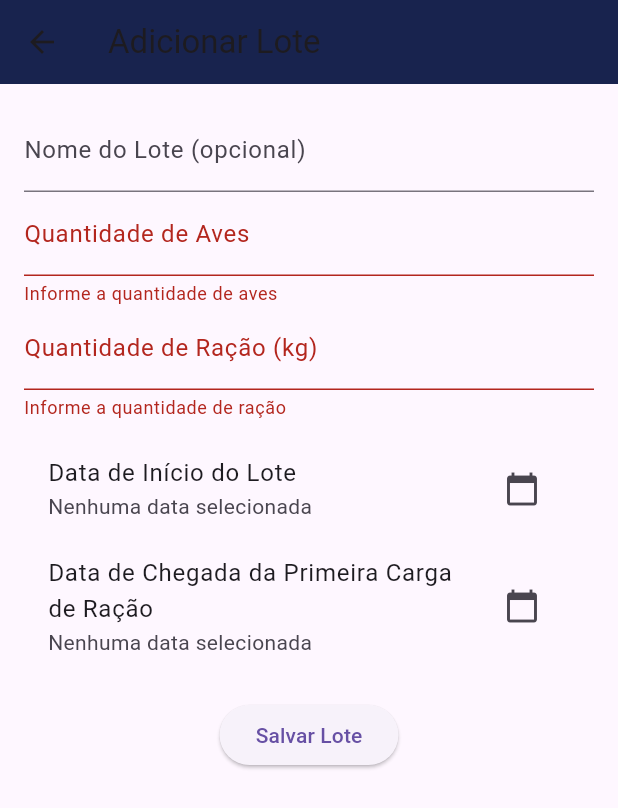
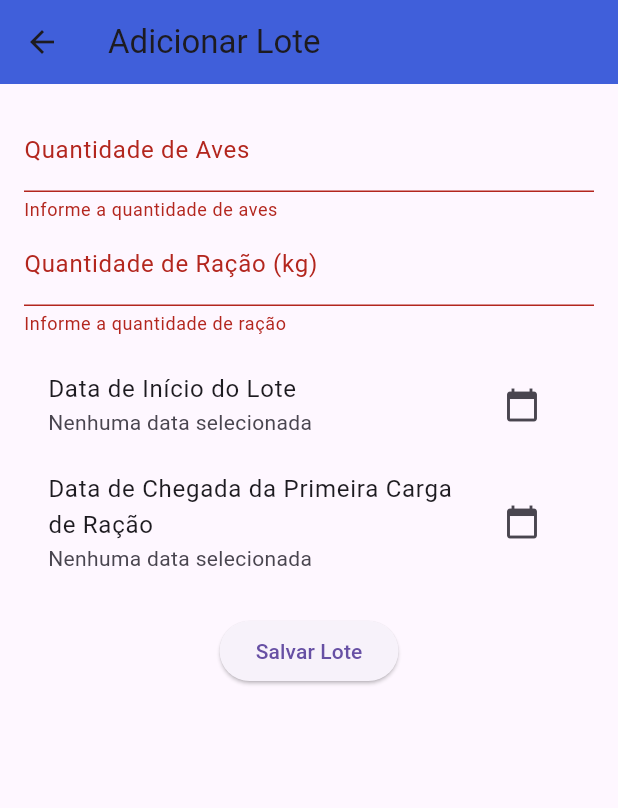
Before and after one commit to EduardoCavazin/projeto-aviario, a Flutter app: the AddBatchForm screen opened directly with empty values, after a tap on "Salvar Lote", on a phone screen of 412 x 824 dp. Shown: the top 808 px of the screen. Run offline on Flutter 3.47's test engine with Material 3 defaults, Android fonts, the phone set to English and light mode, and no system bars; our stand-ins replace cloud_firestore, firebase_auth, firebase_core; accounts and stored records are empty.

Commit message:
Ajustes em salvamento em banco de dados, assim como criação da tela de listagem de lotes

```diff
--- a/lib/app/domain/batch.dart
+++ b/lib/app/domain/batch.dart
@@ -3,6 +3,7 @@ import 'package:projeto_ddm/app/domain/aviary.dart';
 
 class Batch {
   String id;
+  String name;
   String aviaryId;
   DateTime entryDate;
   int birdCount;
@@ -12,6 +13,7 @@ class Batch {
 
   Batch({
     required this.id,
+    required this.name,
     required this.aviaryId,
     required this.entryDate,
     required this.birdCount,
@@ -25,6 +27,7 @@ class Batch {
 
   Batch._withoutValidation({
     required this.id,
+    required this.name,
     required this.aviaryId,
     required this.entryDate,
     required this.birdCount,
@@ -36,6 +39,7 @@ class Batch {
   Map<String, dynamic> toMap() {
     return {
       'id': id,
+      'name': name,
       'aviaryId': aviaryId,
       'entryDate': entryDate.toIso8601String(),
       'birdCount': birdCount,
@@ -48,6 +52,7 @@ class Batch {
   factory Batch.fromMap(Map<String, dynamic> map, String documentId) {
     return Batch._withoutValidation(
       id: documentId,
+      name: map['name'],
       aviaryId: map['aviaryId'],
       entryDate: DateTime.parse(map['entryDate']),
       birdCount: map['birdCount'],
--- a/lib/app/domain/dto/batch_dto.dart
+++ b/lib/app/domain/dto/batch_dto.dart
@@ -1,5 +1,6 @@
 class BatchDTO {
   String id;
+  String name;
   String aviaryId;
   DateTime entryDate;
   int birdCount;
@@ -9,6 +10,7 @@ class BatchDTO {
 
   BatchDTO({
     required this.id,
+    required this.name,
     required this.aviaryId,
     required this.entryDate,
     required this.birdCount,
@@ -20,6 +22,7 @@ class BatchDTO {
   Map<String, dynamic> toMap() {
     return {
       'id': id,
+      'name': name,
       'aviaryId': aviaryId,
       'entryDate': entryDate.toIso8601String(),
       'birdCount': birdCount,
@@ -32,6 +35,7 @@ class BatchDTO {
   factory BatchDTO.fromMap(Map<String, dynamic> map, String documentId) {
     return BatchDTO(
       id: documentId,
+      name: map['name'],
       aviaryId: map['aviaryId'],
       entryDate: DateTime.parse(map['entryDate']),
       birdCount: map['birdCount'],
--- a/lib/app/widget/property/add_batch_form.dart
+++ b/lib/app/widget/property/add_batch_form.dart
@@ -22,7 +22,6 @@ class _AddBatchFormState extends State<AddBatchForm> {
 
   final TextEditingController _birdCountController = TextEditingController();
   final TextEditingController _feedQuantityController = TextEditingController();
-  final TextEditingController _batchNameController = TextEditingController();
 
   DateTime? _entryDate;
   DateTime? _feedArrivalDate;
@@ -70,7 +69,7 @@ class _AddBatchFormState extends State<AddBatchForm> {
 
     if (_feedArrivalDate!.isAfter(_entryDate!)) {
       ScaffoldMessenger.of(context).showSnackBar(
-        const SnackBar(content: Text('A data de chegada da ração não pode ser anterior à data de início do lote')),
+        const SnackBar(content: Text('A data de chegada da ração não pode ser posterior à data de início do lote')),
       );
       return;
     }
@@ -90,18 +89,19 @@ class _AddBatchFormState extends State<AddBatchForm> {
     });
 
     try {
-      final batchName = _batchNameController.text.isEmpty
-          ? 'Lote ${DateFormat('MMMM yyyy', 'pt_BR').format(_entryDate!)}'
-          : _batchNameController.text;
+      final batchName = 'Lote ${DateFormat('MMMM yyyy', 'pt_BR').format(_entryDate!)}';
 
       final batch = BatchDTO(
         id: '',
+        name: batchName,
         aviaryId: widget.aviaryId,
         entryDate: _entryDate!,
         birdCount: birdCount,
         feedRecords: [
           {'date': _feedArrivalDate!.toIso8601String(), 'quantity': feedQuantity}
         ],
+        mortalityRecords: [],
+        weightRecords: [],
       );
 
       await _batchApplication.saveBatch(batch);
@@ -126,7 +126,6 @@ class _AddBatchFormState extends State<AddBatchForm> {
   void dispose() {
     _birdCountController.dispose();
     _feedQuantityController.dispose();
-    _batchNameController.dispose();
     super.dispose();
   }
 
@@ -135,7 +134,7 @@ class _AddBatchFormState extends State<AddBatchForm> {
     return Scaffold(
       appBar: AppBar(
         title: const Text('Adicionar Lote'),
-        backgroundColor: const Color(0xFF18234E),
+        backgroundColor: Color.fromARGB(255, 64, 95, 218),
       ),
       body: Padding(
         padding: const EdgeInsets.all(16.0),
@@ -145,10 +144,6 @@ class _AddBatchFormState extends State<AddBatchForm> {
             child: Column(
               crossAxisAlignment: CrossAxisAlignment.start,
               children: [
-                TextFormField(
-                  controller: _batchNameController,
-                  decoration: const InputDecoration(labelText: 'Nome do Lote (opcional)'),
-                ),
                 TextFormField(
                   controller: _birdCountController,
                   decoration: const InputDecoration(labelText: 'Quantidade de Aves'),
```
Also changed, not shown: lib/app/application/batch_application.dart (+13 -4 lines), lib/app/widget/property/batch_screen_info.dart (+55 -0 lines), lib/app/widget/property/batch_screen_list.dart (+20 -1 lines).
